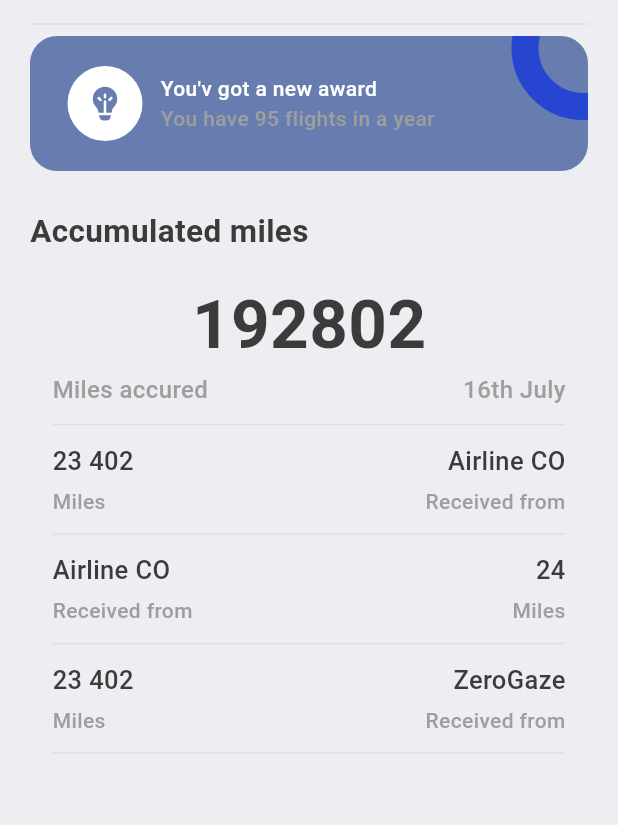
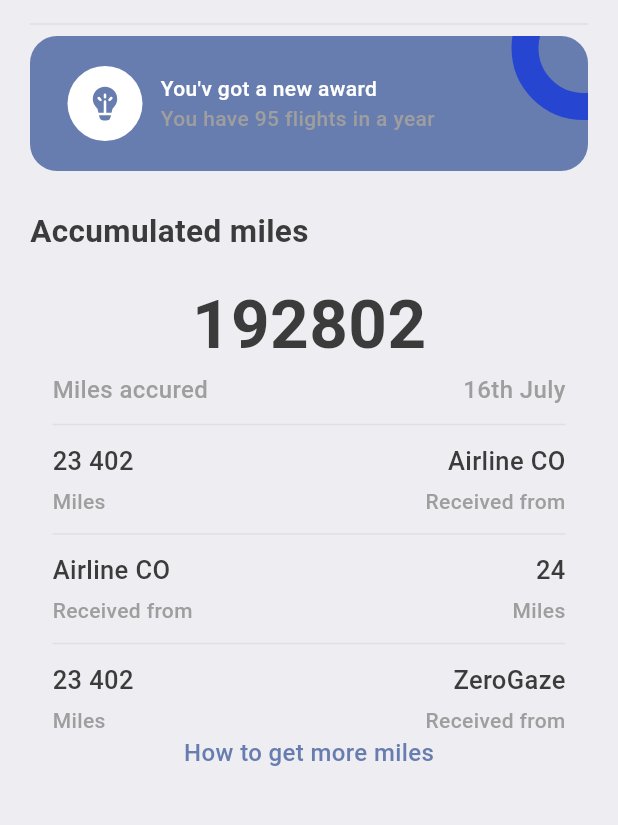
Before and after one commit to patrickNwafo/flutter_project, a Flutter app: the ProfileScreen screen opened directly, on a phone screen of 412 x 824 dp, the part 228-1053 px from its top. Run offline on Flutter 3.47's test engine with Material 3 defaults, Android fonts, the phone set to English and light mode, and no system bars; our stand-ins replace barcode_widget, fluentui_icons.

Commit message:
Profile page 4

```diff
--- a/lib/screens/profile/profile.dart
+++ b/lib/screens/profile/profile.dart
@@ -277,18 +277,19 @@ class ProfileScreen extends StatelessWidget {
                     ),
                   ],
                 ),
-                const SizedBox(
-                  height: 4,
-                ),
-                //divider
-                Divider(
-                  color: Colors.grey.shade300,
-                ),
-                const SizedBox(
-                  height: 4,
-                ),
-                //row -> column
                 //text
+                InkWell(
+                  onTap: (){
+                    print("tapped");
+                  },
+                  child: Text(
+                    "How to get more miles",
+                    style: AppStyles.textStyle.copyWith(
+                      color: AppStyles.primaryColor,
+                      fontWeight: FontWeight.w500
+                    ),
+                  ),
+                )
               ],
             ),
           )
```
